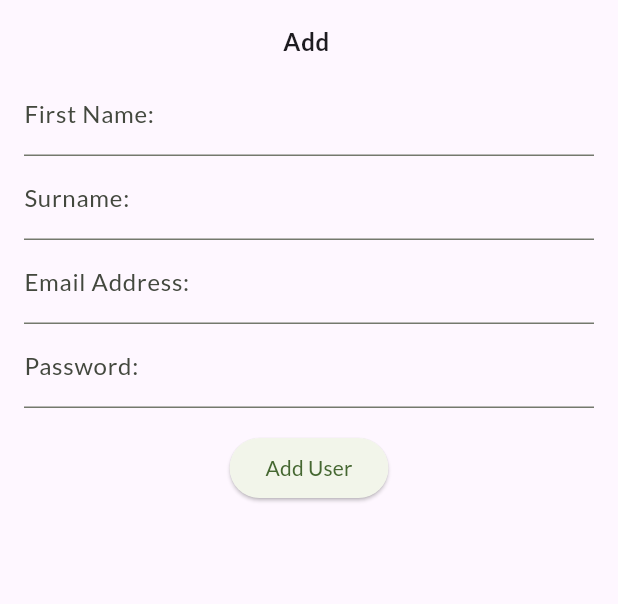
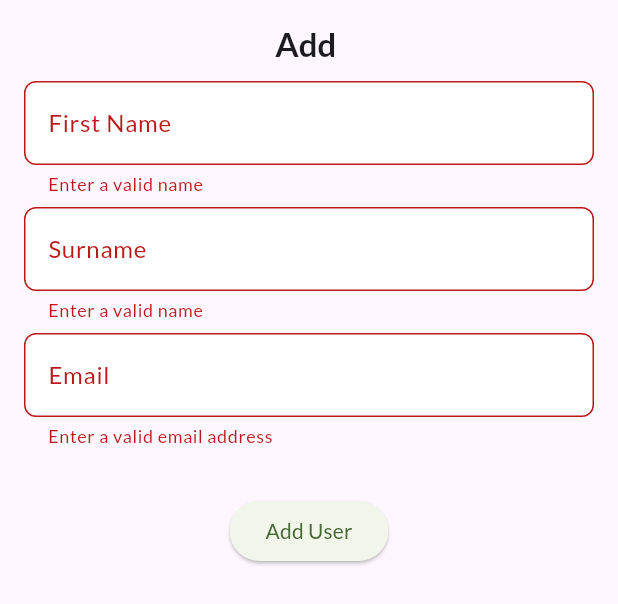
Before and after one commit to suwedvii/emim-repo, a Flutter app: the AddUserScreen widget shown alone on an empty page, opened directly with empty values, after a tap on "Add User", on a phone screen of 412 x 824 dp. Shown: the top 604 px of the screen. Run offline on Flutter 3.47's test engine with Material 3 defaults, Android fonts, the light colour scheme and no system bars; our stand-ins replace carousel_slider, file_picker, firebase_auth, firebase_core, flutter_riverpod, flutter_speed_dial and 3 more; accounts and stored records are empty; network calls fail.

Commit message:
updated add_user_screen

```diff
--- a/lib/models/user.dart
+++ b/lib/models/user.dart
@@ -1,3 +1,7 @@
+enum Gender { male, female, other }
+
+enum Titles { mr, ms, mrs, prof, dr, sir }
+
 class User {
   String profilePicture;
   String userId;
--- a/lib/screens/profile/add_user_screen.dart
+++ b/lib/screens/profile/add_user_screen.dart
@@ -5,7 +5,9 @@ import 'package:emim/models/bulding.dart';
 import 'package:emim/models/program.dart';
 import 'package:emim/models/user.dart';
 import 'package:emim/widgets/custom_drop_down_button.dart';
+import 'package:emim/widgets/my_text_form_field.dart';
 import 'package:firebase_auth/firebase_auth.dart';
+import 'package:flutter/foundation.dart';
 import 'package:flutter/material.dart';
 import 'package:flutter_riverpod/flutter_riverpod.dart';
 import 'package:http/http.dart' as http;
@@ -28,13 +30,17 @@ class AddUserScreen extends ConsumerStatefulWidget {
 
 class _AddUserScreenState extends ConsumerState<AddUserScreen> {
   List<Program> programs = [];
+  List<String> cohorts = [];
   final formKey = GlobalKey<FormState>();
-  String firstname = '';
+  String? firstname = '';
   String surname = '';
   String email = '';
   Campuses selectedCampus = Campuses.blantyre;
-  String? program;
-  String? cohort;
+  String campus = '';
+  Gender selectedGender = Gender.male;
+  String gender = '';
+  String program = '';
+  String cohort = '';
   var addingUser = false;
 
   String? _validator(String? value) {
@@ -58,25 +64,24 @@ class _AddUserScreenState extends ConsumerState<AddUserScreen> {
 
       formKey.currentState!.save();
 
-      final password = firstname + Random().nextInt(100).toString();
+      final password = '$firstname${Random().nextInt(100).toString()}';
 
-      if (role == 'student')
-        final user =
-            User(widget.userType, '$firstname.$surname', password, email);
-
+      if (role == 'student') {
         try {
           final response = await http.post(
             url,
             headers: {'Content-Type': 'application/json'},
             body: json.encode(
               {
-              'role': user.role,
-              'username': user.username,
-              'email': user.email,
-              'password': user.password,
-              'program': user.program,
-              'cohort': user.cohort,
-              'campus': user.campus
+                'password': password,
+                'studentId': '',
+                'userCampus': selectedCampus.name,
+                'userProgram': program,
+                'userCohort': cohort,
+                'gender': selectedGender.name,
+                'username': '$firstname.$surname',
+                'emailAddress': email,
+                'role': widget.userType,
               },
             ),
           );
@@ -86,8 +91,34 @@ class _AddUserScreenState extends ConsumerState<AddUserScreen> {
           Navigator.of(ctx).pop();
 
           print(response.body);
-      } catch (e) {
+        } on FirebaseException catch (e) {
           print(e);
+        }
+      }
+    }
+  }
+
+  void _loadCohorts() async {
+    final List<String> retrievedCohorts = [];
+    final url =
+        Uri.https('emimbacke-default-rtdb.firebaseio.com', 'cohorts.json');
+
+    try {
+      final response = await http.get(url);
+      final Map<String, dynamic> listData = json.decode(response.body);
+
+      // Check if the widget is still mounted before updating the state
+      if (mounted) {
+        for (final cohort in listData.entries) {
+          retrievedCohorts.add(cohort.value['name']);
+        }
+        setState(() {
+          cohorts = retrievedCohorts;
+        });
+      }
+    } on FirebaseException catch (error) {
+      if (kDebugMode) {
+        print(error);
       }
     }
   }
@@ -100,6 +131,9 @@ class _AddUserScreenState extends ConsumerState<AddUserScreen> {
     try {
       final response = await http.get(url);
       final Map<String, dynamic> listData = json.decode(response.body);
+
+      // Check if the widget is still mounted before updating the state
+      if (mounted) {
         for (final program in listData.entries) {
           retrievedPrograms.add(Program(
             description: program.value['description'],
@@ -109,6 +143,7 @@ class _AddUserScreenState extends ConsumerState<AddUserScreen> {
             programId: program.key,
             programName: program.value['programName'],
           ));
+        }
         setState(() {
           programs = retrievedPrograms;
         });
@@ -130,6 +165,7 @@ class _AddUserScreenState extends ConsumerState<AddUserScreen> {
   void initState() {
     super.initState();
     _loadPrograms();
+    _loadCohorts();
   }
 
   @override
@@ -148,66 +184,54 @@ class _AddUserScreenState extends ConsumerState<AddUserScreen> {
                 Text('Add ${widget.userType}',
                     style: Theme.of(context)
                         .textTheme
-                        .bodyLarge!
+                        .titleLarge!
                         .copyWith(fontWeight: FontWeight.bold)),
+                const SizedBox(
+                  height: 10,
+                ),
+                MyTextFormFiled(
+                    onValidate: (value) {
+                      if (value == null || value.trim().isEmpty) {
+                        return 'Enter a valid name';
+                      }
+                      return null;
+                    },
+                    onValueSaved: (value) {
+                      firstname = value;
+                    },
+                    label: 'First Name'),
                 const SizedBox(
                   height: 8,
                 ),
-                TextFormField(
-                  // controller: firstnameController,
-                  validator: (fname) {
-                    return _validator(fname);
+                MyTextFormFiled(
+                    onValidate: (value) {
+                      if (value == null || value.trim().isEmpty) {
+                        return 'Enter a valid name';
+                      }
+                      return null;
                     },
-                  decoration: const InputDecoration(
-                    label: Text('First Name:'),
+                    onValueSaved: (value) {
+                      firstname = value;
+                    },
+                    label: 'Surname'),
+                const SizedBox(
+                  height: 8,
                 ),
-                  keyboardType: TextInputType.name,
-                  onSaved: (value) {
-                    firstname = value!;
-                    print(firstname);
+                MyTextFormFiled(
+                    onValidate: (value) {
+                      if (value == null ||
+                          value.trim().isEmpty ||
+                          !value.trim().contains('@')) {
+                        return 'Enter a valid email address';
+                      }
+                      return null;
                     },
-                ),
-                TextFormField(
-                  // controller: surnameController,
-                  validator: (sname) {
-                    return _validator(sname);
+                    onValueSaved: (value) {
+                      firstname = value;
                     },
-                  decoration: const InputDecoration(
-                    label: Text('Surname:'),
-                  ),
-                  keyboardType: TextInputType.name,
-                  onSaved: (value) {
-                    surname = value!;
-                    print(surname);
-                  },
-                ),
-                TextFormField(
-                  // controller: emailController,
-                  validator: (enteredEmail) {
-                    return _validator(enteredEmail);
-                  },
-                  decoration: const InputDecoration(
-                    label: Text('Email Address:'),
-                  ),
-                  keyboardType: TextInputType.emailAddress,
-                  onSaved: (value) {
-                    email = value!;
-                    print(email);
-                  },
-                ),
-                TextFormField(
-                  // controller: emailController,
-                  validator: (enteredPassword) {
-                    return _validator(enteredPassword);
-                  },
-                  decoration: const InputDecoration(
-                    label: Text('Password:'),
-                  ),
-                  keyboardType: TextInputType.emailAddress,
-                  onSaved: (value) {
-                    password = value!;
-                    print(password);
-                  },
+                    label: 'Email'),
+                const SizedBox(
+                  height: 12,
                 ),
                 if (widget.userType == 'student')
                   Row(
@@ -238,7 +262,7 @@ class _AddUserScreenState extends ConsumerState<AddUserScreen> {
                             onChanged: (value) {
                               if (value == null) return;
                               setState(() {
-                                program = value;
+                                campus = value;
                               });
                             },
                             label: 'Campus'),
@@ -246,14 +270,52 @@ class _AddUserScreenState extends ConsumerState<AddUserScreen> {
                     ],
                   ),
                 const SizedBox(
-                  height: 8,
+                  height: 12,
+                ),
+                if (widget.userType == 'student')
+                  Row(
+                    children: [
+                      Expanded(
+                        child: CustomDropdown(
+                            items: cohorts,
+                            value:
+                                cohorts.isNotEmpty ? cohorts[0] : 'No cohorts',
+                            onChanged: (value) {
+                              if (value == null) return;
+                              setState(() {
+                                cohort = value;
+                              });
+                            },
+                            label: 'Cohort'),
+                      ),
+                      const SizedBox(
+                        width: 8,
+                      ),
+                      Expanded(
+                        child: CustomDropdown(
+                            items: Gender.values
+                                .map((e) => e.name.toUpperCase())
+                                .toList(),
+                            value: selectedGender.name.toUpperCase(),
+                            onChanged: (value) {
+                              if (value == null) return;
+                              setState(() {
+                                gender = value;
+                              });
+                            },
+                            label: 'Gender'),
+                      ),
+                    ],
                   ),
                 const SizedBox(
                   height: 8,
                 ),
                 ElevatedButton(
                   onPressed: () {
-                    _addUser(context);
+                    _addUser(
+                      context,
+                      widget.userType.toLowerCase(),
+                    );
                   },
                   child: addingUser
                       ? const SizedBox(
--- a/lib/screens/profile/user_management_screen.dart
+++ b/lib/screens/profile/user_management_screen.dart
@@ -53,7 +53,7 @@ class _UserManagementScreenState extends ConsumerState<UserManagementScreen> {
     for (final user in listData.entries) {
       final id = user.key.toString();
       final username = user.value['username'];
-      final email = user.value['email'];
+      final email = user.value['emailAddress'];
       final password = user.value['password'];
       final role = user.value['role'];
 
--- a/lib/widgets/custom_drop_down_button.dart
+++ b/lib/widgets/custom_drop_down_button.dart
@@ -25,6 +25,8 @@ class CustomDropdown extends StatelessWidget {
       }).toList(),
       onChanged: onChanged,
       decoration: InputDecoration(
+        filled: true,
+        fillColor: Theme.of(context).colorScheme.onPrimary,
         labelText: 'Select $label',
         border: const OutlineInputBorder(),
       ),
--- a/lib/widgets/my_text_form_field.dart
+++ b/lib/widgets/my_text_form_field.dart
@@ -4,13 +4,15 @@ import 'package:flutter/material.dart';
 class MyTextFormFiled extends StatefulWidget {
   MyTextFormFiled(
       {super.key,
-      this.validator,
+      required this.onValidate,
+      required this.onValueSaved,
       required this.label,
       this.inputType,
       this.enteredText,
       this.maxLines});
 
-  final Function(String? value)? validator;
+  final Function(String? value) onValueSaved;
+  final Function(String? value) onValidate;
   final String label;
   final TextInputType? inputType;
   final int? maxLines;
@@ -23,12 +25,9 @@ class MyTextFormFiled extends StatefulWidget {
 }
 
 class _MyTextFormFiledState extends State<MyTextFormFiled> {
-  var inputController = TextEditingController();
-
   @override
   Widget build(BuildContext context) {
     return TextFormField(
-      controller: inputController,
       decoration: InputDecoration(
           alignLabelWithHint: true,
           label: Text(widget.label),
@@ -41,14 +40,11 @@ class _MyTextFormFiledState extends State<MyTextFormFiled> {
           )),
       keyboardType: widget.inputType,
       maxLines: widget.maxLines,
-      onSaved: (title) {
-        setState(() {
-          if (widget.enteredText == null) return;
-          widget.enteredText = title;
-        });
+      onSaved: (value) {
+        widget.onValidate(value);
       },
       validator: (enteredValue) {
-        return widget.validator!(enteredValue);
+        return widget.onValidate(enteredValue);
       },
     );
   }
```
Lines whose indentation alone changed are shown as unchanged.
